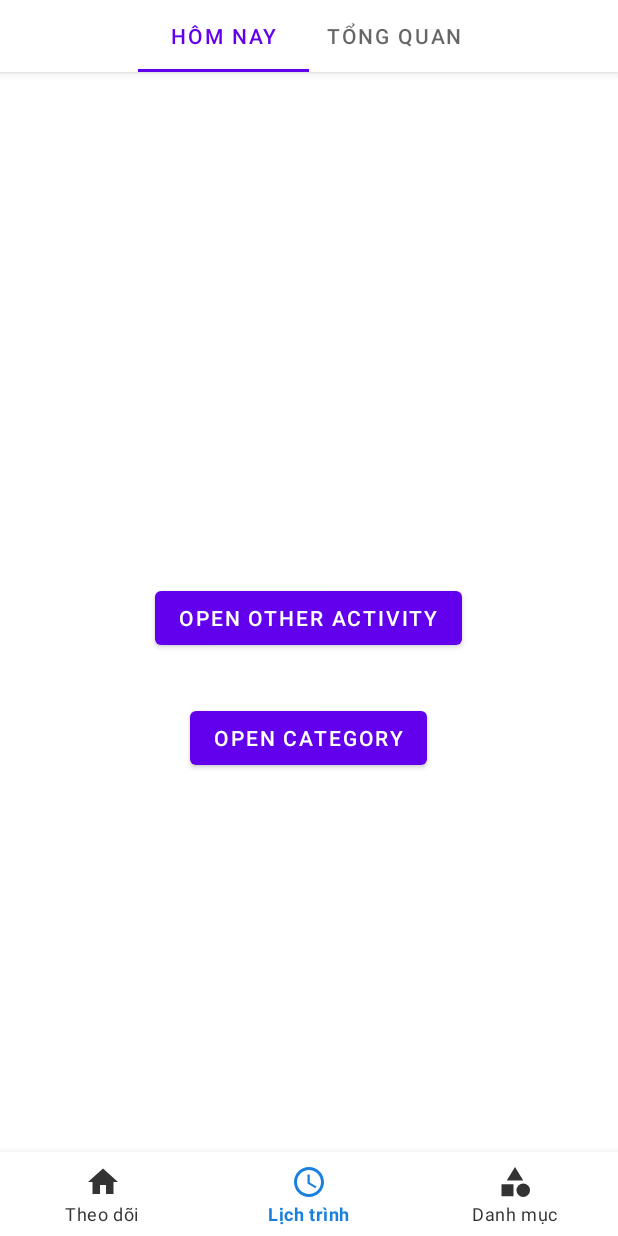
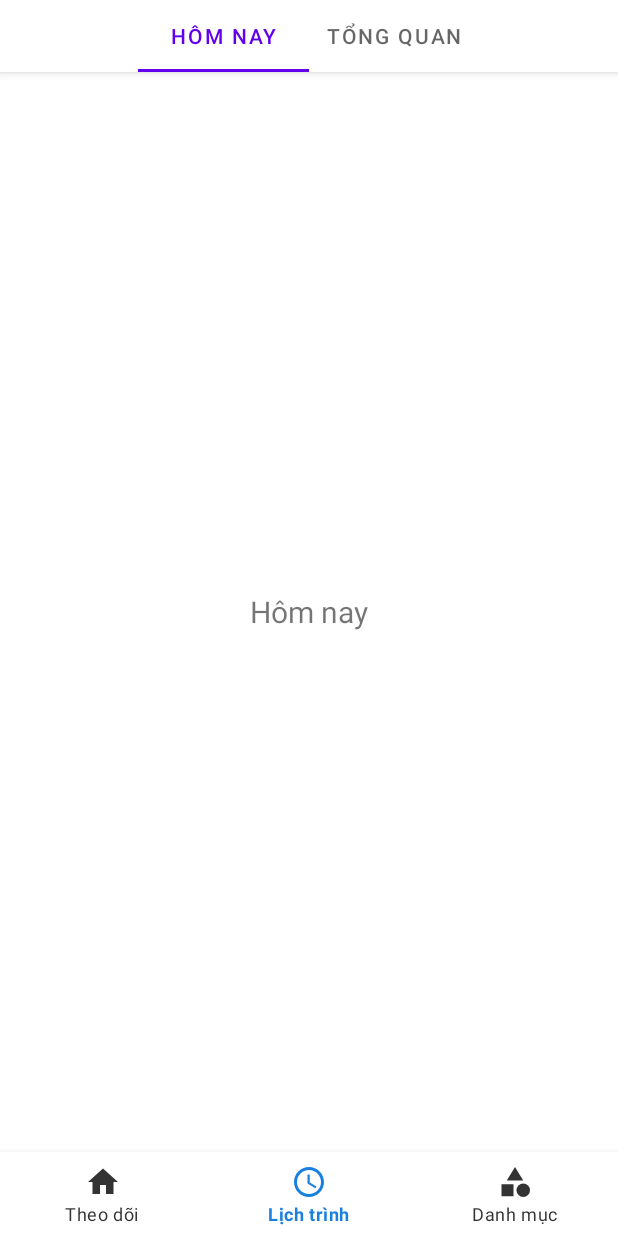
Before and after one commit to frgryr2001/Time-Planner-App, an Android app: the screen it shows after launch (MainActivity), item 2 of the bottom bar chosen, on a phone screen of 412 x 824 dp. Run offline under Robolectric (Android 15) with nearby library versions, the phone set to English and light mode, and no system bars.

Commit message:
Thêm nút AddReminder + Chỉnh sửa CategoryFragment + Xóa CategoryActivity

```diff
--- a/app/src/main/AndroidManifest.xml
+++ b/app/src/main/AndroidManifest.xml
@@ -14,10 +14,6 @@
             android:name=".Activity.AddReminderActivity"
             android:exported="true" />
         <activity
-            android:label="Nhắc nhở mới"
-            android:name=".Activity.CategoryActivity"
-            android:exported="true" />
-        <activity
             android:name=".Activity.MainActivity"
             android:exported="true">
             <intent-filter>
--- a/app/src/main/java/com/example/myapplication/Fragment/CategoryFragment.java
+++ b/app/src/main/java/com/example/myapplication/Fragment/CategoryFragment.java
@@ -6,8 +6,14 @@ import android.view.View;
 import android.view.ViewGroup;
 
 import androidx.fragment.app.Fragment;
+import androidx.recyclerview.widget.LinearLayoutManager;
+import androidx.recyclerview.widget.RecyclerView;
 
+import com.example.myapplication.Adapter.CategoryAdapter;
+import com.example.myapplication.Object.CategoryClass;
 import com.example.myapplication.R;
+
+import java.util.List;
 
 /**
  * A simple {@link Fragment} subclass.
@@ -24,6 +30,9 @@ public class CategoryFragment extends Fragment {
     // TODO: Rename and change types of parameters
     private String mParam1;
     private String mParam2;
+    private RecyclerView rvCategory;
+    private CategoryAdapter adapter;
+    private List<CategoryClass> Lstcategory;
 
     public CategoryFragment() {
         // Required empty public constructor
@@ -60,6 +69,11 @@ public class CategoryFragment extends Fragment {
     public View onCreateView(LayoutInflater inflater, ViewGroup container,
                              Bundle savedInstanceState) {
         View view = inflater.inflate(R.layout.fragment_category, container, false);
+        rvCategory = view.findViewById(R.id.rvCategory);
+        Lstcategory = CategoryClass.initList();
+        rvCategory.setLayoutManager(new LinearLayoutManager(view.getContext()));
+        adapter = new CategoryAdapter(view.getContext(), Lstcategory);
+        rvCategory.setAdapter(adapter);
         return view;
     }
 }
--- a/app/src/main/java/com/example/myapplication/Fragment/HomeFragment.java
+++ b/app/src/main/java/com/example/myapplication/Fragment/HomeFragment.java
@@ -1,5 +1,7 @@
 package com.example.myapplication.Fragment;
 
+import android.app.Activity;
+import android.content.Intent;
 import android.os.Bundle;
 
 import androidx.fragment.app.Fragment;
@@ -7,7 +9,10 @@ import androidx.fragment.app.Fragment;
 import android.view.LayoutInflater;
 import android.view.View;
 import android.view.ViewGroup;
+import android.widget.ImageButton;
 
+import com.example.myapplication.Activity.AddReminderActivity;
+import com.example.myapplication.Activity.MainActivity;
 import com.example.myapplication.R;
 
 /**
@@ -25,6 +30,7 @@ public class HomeFragment extends Fragment {
     // TODO: Rename and change types of parameters
     private String mParam1;
     private String mParam2;
+    private ImageButton ibAdd;
 
     public HomeFragment() {
         // Required empty public constructor
@@ -61,6 +67,14 @@ public class HomeFragment extends Fragment {
     public View onCreateView(LayoutInflater inflater, ViewGroup container,
                              Bundle savedInstanceState) {
         View view = inflater.inflate(R.layout.fragment_home, container, false);
+        ibAdd = view.findViewById(R.id.ibAdd);
+        ibAdd.setOnClickListener(new View.OnClickListener() {
+            @Override
+            public void onClick(View v) {
+                Intent i = new Intent(view.getContext(), AddReminderActivity.class);
+                startActivity(i);
+            }
+        });
         return view;
     }
 }
--- /dev/null
+++ b/app/src/main/res/drawable/add_test_1.xml
@@ -0,0 +1,5 @@
+<vector android:autoMirrored="true" android:height="60dp"
+    android:tint="#1980E0" android:viewportHeight="24"
+    android:viewportWidth="24" android:width="60dp" xmlns:android="http://schemas.android.com/apk/res/android">
+    <path android:fillColor="@android:color/white" android:pathData="M12,2C6.48,2 2,6.48 2,12s4.48,10 10,10 10,-4.48 10,-10S17.52,2 12,2zM17,13h-4v4h-2v-4L7,13v-2h4L11,7h2v4h4v2z"/>
+</vector>
--- a/app/src/main/res/layout/activity_main.xml
+++ b/app/src/main/res/layout/activity_main.xml
@@ -7,35 +7,11 @@
     android:layout_height="match_parent"
     tools:context=".Activity.MainActivity">
 
-    <Button
-        android:id="@+id/buttonOpen"
-        android:layout_width="wrap_content"
-        android:layout_height="wrap_content"
-        android:layout_marginBottom="8dp"
-        android:layout_marginEnd="8dp"
-        android:layout_marginLeft="8dp"
-        android:layout_marginRight="8dp"
-        android:layout_marginStart="8dp"
-        android:layout_marginTop="8dp"
-        android:text="Open Other Activity"
-        android:layout_centerInParent="true"
-        android:onClick="openActivity"/>
-
-    <Button
-        android:id="@+id/buttonOpen1"
-        android:layout_width="wrap_content"
-        android:layout_height="wrap_content"
-        android:layout_marginTop="24dp"
-        android:text="Open Category"
-        android:layout_below="@+id/buttonOpen"
-        android:layout_centerHorizontal="true"
-        android:onClick="openActivity1"/>
-
     <com.example.myapplication.ViewPager.CustomViewPager
         android:id="@+id/viewPager"
         android:layout_width="match_parent"
         android:layout_height="match_parent"
-        android:layout_above="@+id/bottomNav"/>
+        android:layout_above="@+id/bottomNav" />
 
     <com.google.android.material.bottomnavigation.BottomNavigationView
         android:id="@+id/bottomNav"
--- a/app/src/main/res/layout/fragment_schedule.xml
+++ b/app/src/main/res/layout/fragment_schedule.xml
@@ -9,12 +9,14 @@
         android:id="@+id/appbar"
         android:layout_width="match_parent"
         android:layout_height="wrap_content">
+
         <com.google.android.material.tabs.TabLayout
             android:id="@+id/scheduleTabLayout"
+            android:layout_width="match_parent"
+            android:layout_height="wrap_content"
+            app:tabGravity="fill"
             app:tabMode="auto"
-            app:tabGravity="fill"
-            android:layout_width="match_parent"
-            android:layout_height="wrap_content"/>
+            tools:ignore="SpeakableTextPresentCheck" />
     </com.google.android.material.appbar.AppBarLayout>
 
 
@@ -22,6 +24,7 @@
         android:id="@+id/scheduleViewPager"
         android:layout_width="match_parent"
         android:layout_height="match_parent"
-        android:layout_below="@+id/appbar"/>
+        android:layout_below="@+id/appbar"
+        tools:ignore="SpeakableTextPresentCheck" />
 
 </RelativeLayout>
--- /dev/null
+++ b/app/src/main/res/mipmap-anydpi-v26/ic_channel.xml
@@ -0,0 +1,5 @@
+<?xml version="1.0" encoding="utf-8"?>
+<adaptive-icon xmlns:android="http://schemas.android.com/apk/res/android">
+    <background android:drawable="@color/ic_channel_background"/>
+    <foreground android:drawable="@drawable/add_test_1"/>
+</adaptive-icon>
--- /dev/null
+++ b/app/src/main/res/values/ic_channel_background.xml
@@ -0,0 +1,4 @@
+<?xml version="1.0" encoding="utf-8"?>
+<resources>
+    <color name="ic_channel_background">#FFFFFF</color>
+</resources>
```
Also changed, not shown: app/src/main/java/com/example/myapplication/Activity/CategoryActivity.java (deleted, +0 -29 lines), app/src/main/java/com/example/myapplication/Activity/MainActivity.java (+0 -11 lines), app/src/main/res/layout/activity_add_reminder.xml (+11 -9 lines), app/src/main/res/layout/activity_category.xml (deleted, +0 -17 lines), app/src/main/res/layout/fragment_category.xml (+13 -14 lines), app/src/main/res/layout/fragment_home.xml (+19 -6 lines), app/src/main/res/mipmap-xhdpi/ic_channel.png (added).
